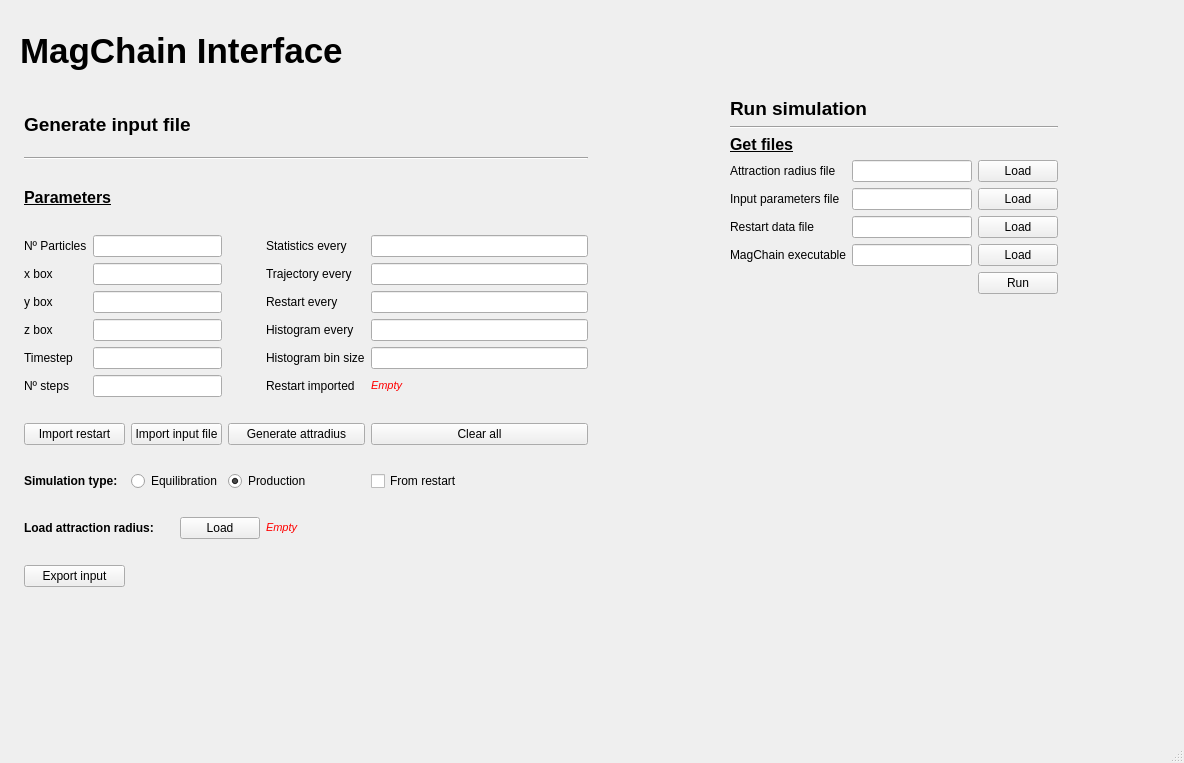
Qt form MagChainInterface/Data/MagChainInterface.ui (magchainsimulationpackage/magchain_graphical_interface) before a commit.
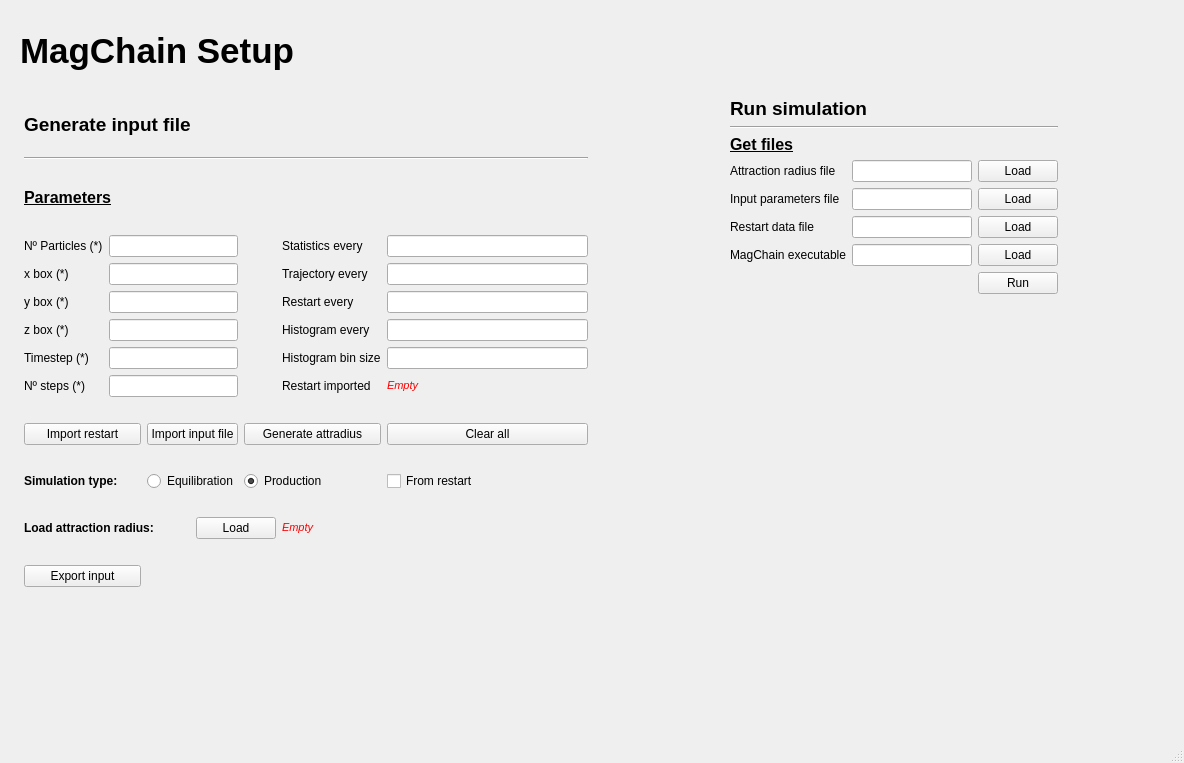
The same form after that commit.

Patch:
```diff
--- a/MagChainInterface/Data/MagChainInterface.ui
+++ b/MagChainInterface/Data/MagChainInterface.ui
@@ -31,10 +31,10 @@
      </font>
     </property>
     <property name="text">
-     <string>MagChain Interface</string>
+     <string>MagChain Setup</string>
     </property>
    </widget>
-   <widget class="QWidget" name="">
+   <widget class="QWidget" name="layoutWidget">
     <property name="geometry">
      <rect>
       <x>24</x>
@@ -64,7 +64,7 @@
        <item row="2" column="0">
         <widget class="QLabel" name="label_6">
          <property name="text">
-          <string>Nº Particles</string>
+          <string>Nº Particles (*)</string>
          </property>
         </widget>
        </item>
@@ -97,7 +97,7 @@
        <item row="3" column="0">
         <widget class="QLabel" name="label_9">
          <property name="text">
-          <string>x box</string>
+          <string>x box (*)</string>
          </property>
         </widget>
        </item>
@@ -117,7 +117,7 @@
        <item row="4" column="0">
         <widget class="QLabel" name="label_10">
          <property name="text">
-          <string>y box</string>
+          <string>y box (*)</string>
          </property>
         </widget>
        </item>
@@ -137,7 +137,7 @@
        <item row="5" column="0">
         <widget class="QLabel" name="label_11">
          <property name="text">
-          <string>z box</string>
+          <string>z box (*)</string>
          </property>
         </widget>
        </item>
@@ -157,7 +157,7 @@
        <item row="6" column="0">
         <widget class="QLabel" name="label_12">
          <property name="text">
-          <string>Timestep</string>
+          <string>Timestep (*)</string>
          </property>
         </widget>
        </item>
@@ -177,7 +177,7 @@
        <item row="7" column="0">
         <widget class="QLabel" name="label_13">
          <property name="text">
-          <string>Nº steps</string>
+          <string>Nº steps (*)</string>
          </property>
         </widget>
        </item>
```
Left out of the diff: 2 changed lines with no effect on the pictures.
